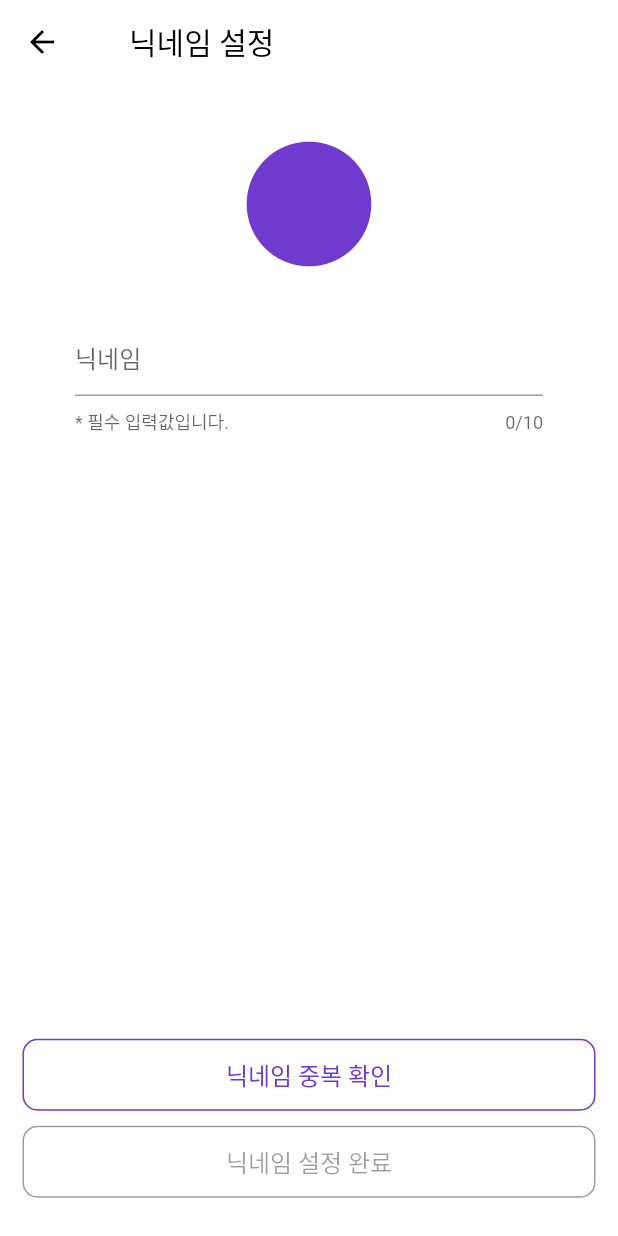
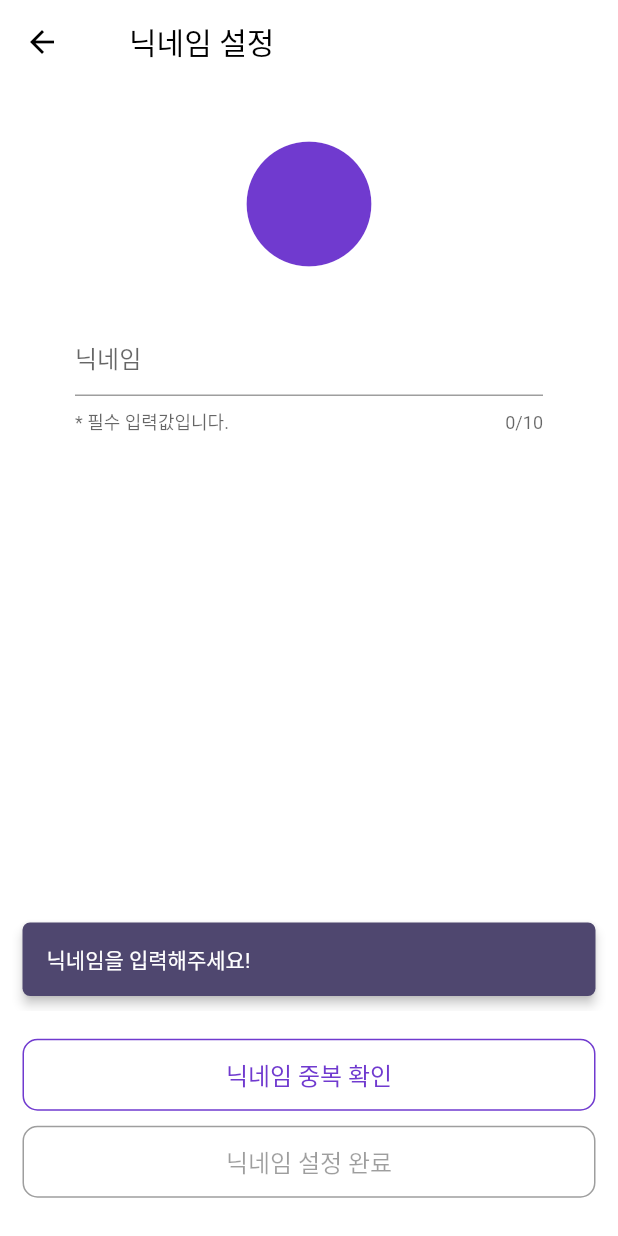
Before and after one commit to SWM-ChocoBread/N_Bread_Client, a Flutter app: the NicknameSet screen opened by its route, after a tap on "닉네임 중복 확인", on a phone screen of 412 x 824 dp. Run offline on Flutter 3.47's test engine with Material 2 defaults, Android fonts, the light colour scheme and no system bars; our stand-ins replace carousel_slider, dio, extended_image, firebase_core, flutter_markdown, flutter_speed_dial and 8 more; missing offline and left inert: airbridge_flutter_sdk, dart:ffi, flutter_inappwebview, jwt_decode, kakao_flutter_sdk, receive_sharing_intent; accounts and stored records are empty.

Commit message:
CB-219, don't call nicknamecheckAPI when nickname is null

```diff
--- a/lib/page/nicknameset.dart
+++ b/lib/page/nicknameset.dart
@@ -275,14 +275,36 @@ class _NicknameSetState extends State<NicknameSet> {
                   )),
                 );
 
+                const snackBarNullNick = SnackBar(
+                  content: Text(
+                    "닉네임을 입력해주세요!",
+                    style: TextStyle(color: Colors.white),
+                  ),
+                  backgroundColor: ColorStyle.darkMainColor,
+                  duration: Duration(milliseconds: 2000),
+                  behavior: SnackBarBehavior.floating,
+                  elevation: 3,
+                  shape: RoundedRectangleBorder(
+                      borderRadius: BorderRadius.all(
+                    Radius.circular(5),
+                  )),
+                );
+
                 nicknametocheck = nicknameSetController.text; // 현재 닉네임을 나타내는 변수
                 print("닉네임 중복을 확인하려는 닉네임은 " + nicknametocheck);
-                print("nickname checker called");
+                if(nicknametocheck==""){
+                  print("닉네임을 입력하지 않았습니다.");
+                  ScaffoldMessenger.of(context)
+                      .showSnackBar(snackBarNullNick);
+                }
+                else{
                   await checkNickname(nicknametocheck);
                   print("nicknameoverlap is ${nicknameoverlap}");
                   // *** 닉네임이 중복되는지 확인하는 API 넣기 ***
                   // 닉네임이 오버랩되는지 확인하기 위한 변수
                   // 닉네임이 오버랩되는지 여부를 나타내는 bool 값을 위 변수에 넣어주세요!
+                }
+
 
                 if (nicknameoverlap == false &&
                     _formKey.currentState!.validate()) {
@@ -295,8 +317,10 @@ class _NicknameSetState extends State<NicknameSet> {
                   });
                 } else {
                   // 중복된 닉네임이라고 알려주는 snackbar
+                  if (nicknametocheck != "") {
                     ScaffoldMessenger.of(context)
                         .showSnackBar(snackBarUnAvailableNick);
+                  }
                 }
               },
               child: const Text("닉네임 중복 확인"),
--- a/lib/page/termscheck.dart
+++ b/lib/page/termscheck.dart
@@ -418,6 +418,11 @@ class _TermsCheckState extends State<TermsCheck> {
           ),
           onPressed: (isServiceChecked && isPersonalChecked) // 모두 체크한 경우
               ? () {
+                //임시로 추가한 nickname set 페이지 이동 코드
+                Navigator.push(context,
+                          MaterialPageRoute(builder: (BuildContext context) {
+                        return NicknameSet();
+                      }));
                   // .then((_) async {
                   //   if (await checkIfPermissionGranted()) {
                   //     // 만약 모든 권한이 허용되었다면, 닉네임 설정 페이지로 이동
```
Lines whose indentation alone changed are shown as unchanged.
